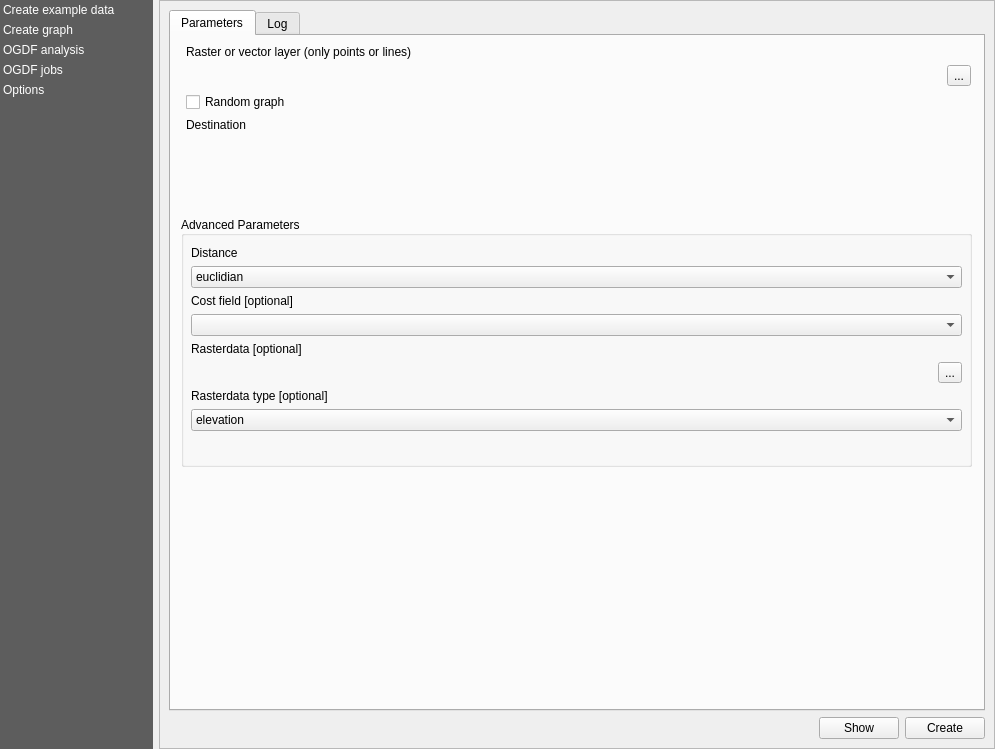
Qt form user_interface.ui (S-P-A-N-N-E-R-S/Frontend) before a commit.
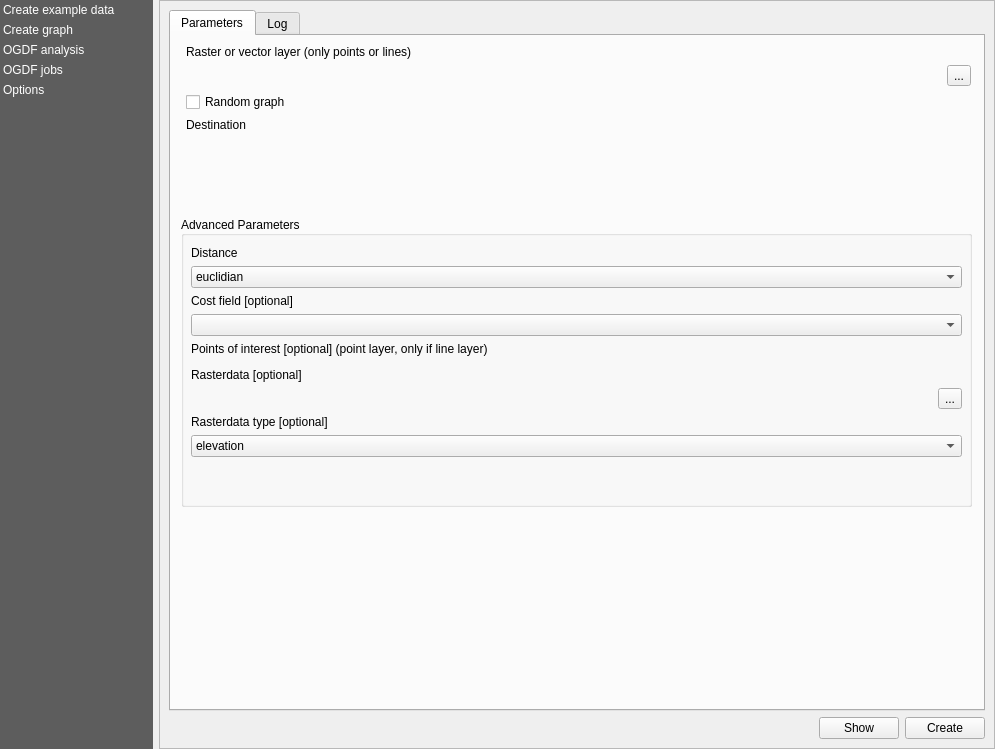
The same form after that commit. The open tabs and pages were chosen to show the change. Custom widgets are drawn as their Qt base class.

Commit message: Update user_interface, refs #1

```diff
--- a/user_interface.ui
+++ b/user_interface.ui
@@ -347,7 +347,7 @@
                      <x>10</x>
                      <y>180</y>
                      <width>791</width>
-                     <height>251</height>
+                     <height>291</height>
                     </rect>
                    </property>
                    <property name="title">
@@ -380,7 +380,7 @@
                       <x>10</x>
                       <y>30</y>
                       <width>771</width>
-                      <height>211</height>
+                      <height>291</height>
                      </rect>
                     </property>
                     <layout class="QFormLayout" name="formLayout_3">
@@ -394,14 +394,14 @@
                      <item row="3" column="0" colspan="2">
                       <widget class="QgsFieldComboBox" name="mFieldComboBox"/>
                      </item>
-                     <item row="4" column="0">
+                     <item row="6" column="0">
                       <widget class="QLabel" name="label_5">
                        <property name="text">
                         <string>Rasterdata [optional]</string>
                        </property>
                       </widget>
                      </item>
-                     <item row="5" column="0" colspan="2">
+                     <item row="7" column="0" colspan="2">
                       <layout class="QHBoxLayout" name="horizontalLayout_6">
                        <item>
                         <widget class="QgsFeaturePickerWidget" name="mFeaturePickerWidget_2"/>
@@ -415,14 +415,14 @@
                        </item>
                       </layout>
                      </item>
-                     <item row="6" column="0">
+                     <item row="8" column="0">
                       <widget class="QLabel" name="label_10">
                        <property name="text">
                         <string>Rasterdata type [optional]</string>
                        </property>
                       </widget>
                      </item>
-                     <item row="7" column="0" colspan="2">
+                     <item row="9" column="0" colspan="2">
                       <widget class="QComboBox" name="comboBox_4">
                        <item>
                         <property name="text">
@@ -462,6 +462,16 @@
                        </item>
                       </widget>
                      </item>
+                     <item row="4" column="0">
+                      <widget class="QLabel" name="label_15">
+                       <property name="text">
+                        <string>Points of interest [optional] (point layer, only if line layer)</string>
+                       </property>
+                      </widget>
+                     </item>
+                     <item row="5" column="0" colspan="2">
+                      <widget class="QgsFileWidget" name="mQgsFileWidget_4"/>
+                     </item>
                     </layout>
                    </widget>
                   </widget>
```
Left out of the diff: 12 changed lines with no effect on the pictures.
